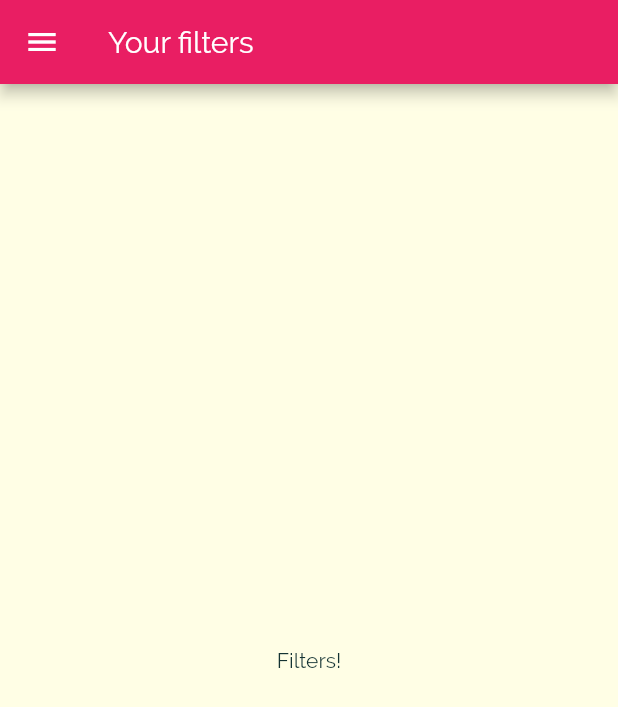
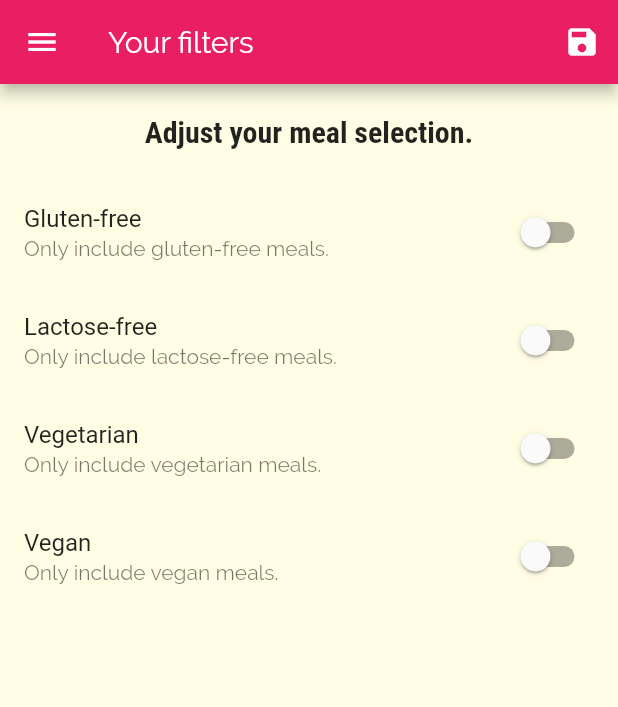
Before and after one commit to ehweyand/MealsFlutter, a Flutter app: the FiltersScreen screen opened by its route, on a phone screen of 412 x 824 dp. Shown: the top 707 px of the screen. Run offline on Flutter 3.47's test engine with Material 2 defaults, Android fonts, the phone set to English and light mode, and no system bars.

Commit message:
filters feature

```diff
--- a/lib/main.dart
+++ b/lib/main.dart
@@ -1,14 +1,59 @@
 import 'package:flutter/material.dart';
+import './dummy_data.dart';
+import './models/meal.dart';
 import './screens/filters_screen.dart';
 import './screens/tabs_screen.dart';
-
 import './screens/meal_detail_screen.dart';
 import './screens/category_meals_screen.dart';
 import './screens/categories_screen.dart';
 
 void main() => runApp(MyApp());
 
-class MyApp extends StatelessWidget {
+class MyApp extends StatefulWidget {
+  @override
+  _MyAppState createState() => _MyAppState();
+}
+
+class _MyAppState extends State<MyApp> {
+  // Filtros
+  Map<String, bool> _filters = {
+    'gluten': false,
+    'lactose': false,
+    'vegan': false,
+    'vegetarian': false,
+  };
+
+  // Controla os Meals
+  List<Meal> _availableMeals = DUMMY_MEALS;
+
+  void _setFilters(Map<String, bool> filterData) {
+    // Atualiza os filtros
+    setState(() {
+      _filters = filterData;
+
+      _availableMeals = DUMMY_MEALS.where((meal) {
+        // Lógica pra verificar os filtros
+        if (_filters['gluten'] && !meal.isGlutenFree) {
+          return false; //não quero incluir na busca
+        }
+
+        if (_filters['lactose'] && !meal.isLactoseFree) {
+          return false; //não quero incluir na busca
+        }
+
+        if (_filters['vegan'] && !meal.isVegan) {
+          return false; //não quero incluir na busca
+        }
+
+        if (_filters['vegetarian'] && !meal.isVegetarian) {
+          return false; //não quero incluir na busca
+        }
+
+        return true; // mantém a refeição na lista (do where)
+      }).toList();
+    });
+  }
+
   @override
   Widget build(BuildContext context) {
     return MaterialApp(
@@ -37,9 +82,11 @@ class MyApp extends StatelessWidget {
       //initialRoute: '/', //default é '/'
       routes: {
         '/': (ctx) => TabsScreen(),
-        CategoryMealsScreen.routeName: (ctx) => CategoryMealsScreen(),
+        CategoryMealsScreen.routeName: (ctx) =>
+            CategoryMealsScreen(_availableMeals),
         MealDetailScreen.routeName: (ctx) => MealDetailScreen(),
-        FiltersScreen.routeName: (ctx) => FiltersScreen(),
+        //passando parâmetros para a rota (o ponteiro para a função)
+        FiltersScreen.routeName: (ctx) => FiltersScreen(_filters, _setFilters),
       },
       //se acessar uma rota não registrada em routes
       /*onGenerateRoute: (settings) {
--- a/lib/screens/category_meals_screen.dart
+++ b/lib/screens/category_meals_screen.dart
@@ -1,11 +1,14 @@
 import 'package:flutter/material.dart';
 
 import '../widgets/meal_item.dart';
-import '../dummy_data.dart';
 import '../models/meal.dart';
 
 class CategoryMealsScreen extends StatefulWidget {
   static const routeName = '/category-meals';
+
+  final List<Meal> availableMeals;
+
+  CategoryMealsScreen(this.availableMeals);
 
   @override
   _CategoryMealsScreenState createState() => _CategoryMealsScreenState();
@@ -34,7 +37,7 @@ class _CategoryMealsScreenState extends State<CategoryMealsScreen> {
           ModalRoute.of(context).settings.arguments as Map<String, String>;
       final categoryId = routeArgs['id'];
       categoryTitle = routeArgs['title'];
-      displayedMeals = DUMMY_MEALS.where((meal) {
+      displayedMeals = widget.availableMeals.where((meal) {
         return meal.categories.contains(categoryId);
       }).toList();
 
--- a/lib/screens/filters_screen.dart
+++ b/lib/screens/filters_screen.dart
@@ -1,18 +1,129 @@
 import 'package:flutter/material.dart';
 import '../widgets/main_drawer.dart';
 
-class FiltersScreen extends StatelessWidget {
+class FiltersScreen extends StatefulWidget {
   static const routeName = '/filters';
+
+  final Function saveFilters;
+  final Map<String, bool> currentFilters;
+
+  FiltersScreen(this.currentFilters, this.saveFilters);
+
+  @override
+  _FiltersScreenState createState() => _FiltersScreenState();
+}
+
+class _FiltersScreenState extends State<FiltersScreen> {
+  var _glutenFree = false;
+  var _vegetarian = false;
+  var _vegan = false;
+  var _lactoseFree = false;
+
+  // Seta os valores iniciais
+  @override
+  initState() {
+    _glutenFree = widget.currentFilters['gluten'];
+    _lactoseFree = widget.currentFilters['lactose'];
+    _vegan = widget.currentFilters['vegan'];
+    _vegetarian = widget.currentFilters['vegetarian'];
+
+    super.initState();
+  }
+
+  Widget _buildSwitchListTile(
+    String title,
+    String description,
+    bool currentValue,
+    Function updateValue,
+  ) {
+    return SwitchListTile(
+      title: Text(title),
+      value: currentValue,
+      subtitle: Text(
+        description,
+      ),
+      onChanged: updateValue,
+    );
+  }
 
   @override
   Widget build(BuildContext context) {
     return Scaffold(
       appBar: AppBar(
         title: Text('Your filters'),
+        actions: [
+          IconButton(
+            icon: Icon(Icons.save),
+            onPressed: () {
+              final selectedFilters = {
+                'gluten': _glutenFree,
+                'lactose': _lactoseFree,
+                'vegan': _vegan,
+                'vegetarian': _vegetarian,
+              };
+              widget.saveFilters(selectedFilters);
+            },
+          )
+        ],
       ),
       drawer: MainDrawer(),
-      body: Center(
-        child: Text('Filters!'),
+      body: Column(
+        children: [
+          Container(
+            padding: EdgeInsets.all(20),
+            child: Text(
+              'Adjust your meal selection.',
+              style: Theme.of(context).textTheme.title,
+            ),
+          ),
+          //pegar todo espaço disponível
+          Expanded(
+            child: ListView(
+              children: [
+                _buildSwitchListTile(
+                  'Gluten-free',
+                  'Only include gluten-free meals.',
+                  _glutenFree,
+                  (newValue) {
+                    setState(() {
+                      _glutenFree = newValue;
+                    });
+                  },
+                ),
+                _buildSwitchListTile(
+                  'Lactose-free',
+                  'Only include lactose-free meals.',
+                  _lactoseFree,
+                  (newValue) {
+                    setState(() {
+                      _lactoseFree = newValue;
+                    });
+                  },
+                ),
+                _buildSwitchListTile(
+                  'Vegetarian',
+                  'Only include vegetarian meals.',
+                  _vegetarian,
+                  (newValue) {
+                    setState(() {
+                      _vegetarian = newValue;
+                    });
+                  },
+                ),
+                _buildSwitchListTile(
+                  'Vegan',
+                  'Only include vegan meals.',
+                  _vegan,
+                  (newValue) {
+                    setState(() {
+                      _vegan = newValue;
+                    });
+                  },
+                ),
+              ],
+            ),
+          ),
+        ],
       ),
     );
   }
```
